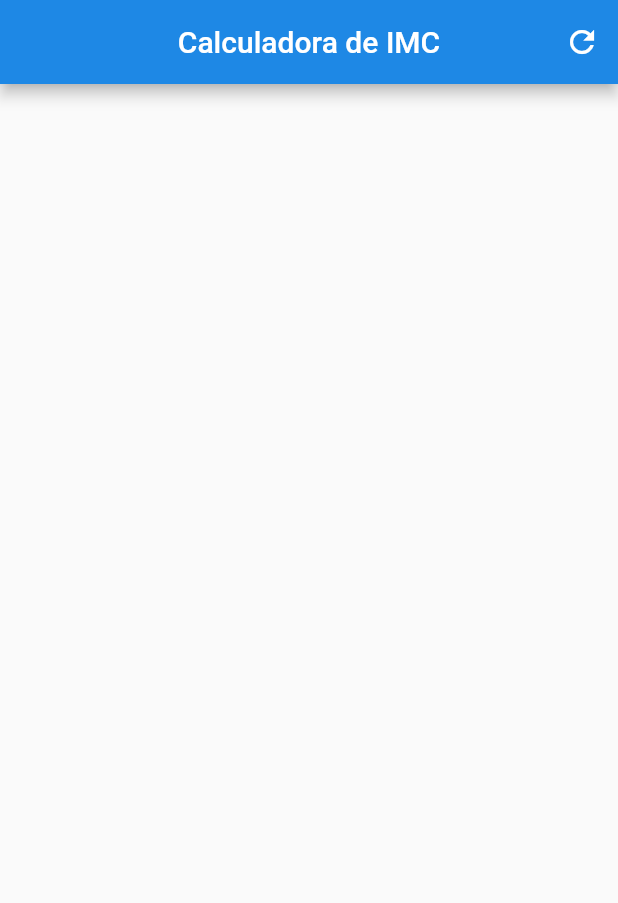
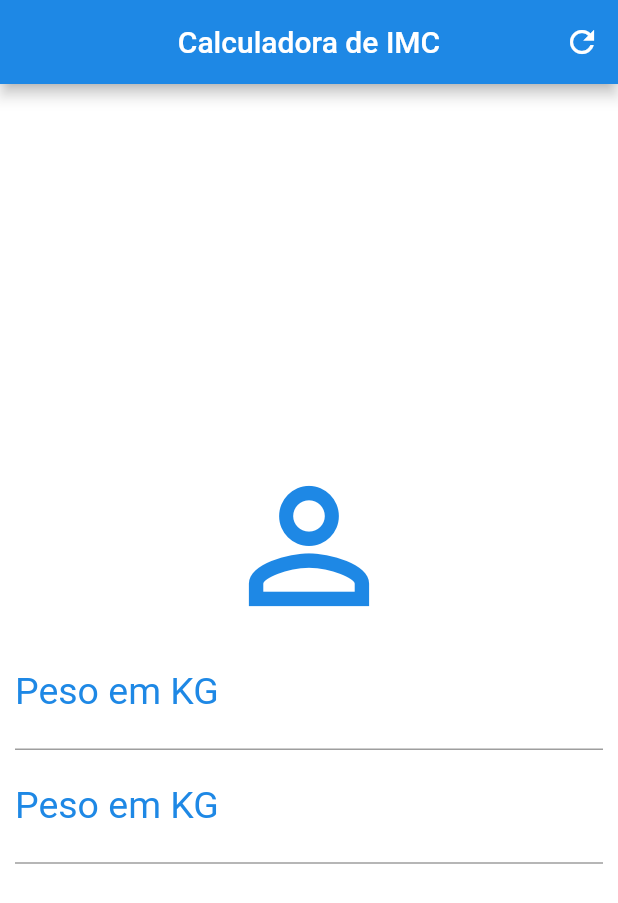
Before and after one commit to brenomacedo/flutter_imc, a Flutter app: the screen it shows after launch, on a phone screen of 412 x 824 dp. Shown: the top 903 px of the screen. Run offline on Flutter 3.47's test engine with Material 2 defaults, Android fonts, the phone set to English and light mode, and no system bars.

Commit message:
text-fields

```diff
--- a/lib/main.dart
+++ b/lib/main.dart
@@ -28,6 +28,34 @@ class _HomeState extends State<Home> {
           )
         ]
       ),
+      backgroundColor: Colors.white,
+      body: Column(
+        children: [
+          Icon(Icons.person_outline, size: 120.0, color: Colors.blue[600]),
+          Container(
+            child: TextField(keyboardType: TextInputType.number, decoration: InputDecoration(
+              labelText: "Peso em KG",
+              labelStyle: TextStyle(color: Colors.blue[600])
+            ),
+            textAlign: TextAlign.center,
+            style: TextStyle(color: Colors.blue[600], fontSize: 25)
+            ),
+            padding: EdgeInsets.symmetric(horizontal: 10)
+          ),
+          Container(
+            child: TextField(keyboardType: TextInputType.number, decoration: InputDecoration(
+              labelText: "Peso em KG",
+              labelStyle: TextStyle(color: Colors.blue[600])
+            ),
+            textAlign: TextAlign.center,
+            style: TextStyle(color: Colors.blue[600], fontSize: 25)
+            ),
+            padding: EdgeInsets.symmetric(horizontal: 10)
+          )
+        ],
+        mainAxisAlignment: MainAxisAlignment.center,
+        crossAxisAlignment: CrossAxisAlignment.stretch,
+      ),
     );
   }
 }
```
